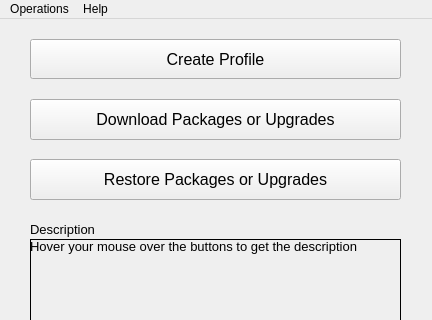
rickysarraf/apt-offline, file apt_offline_gui/AptOfflineQtMain.ui: the form before one commit; both pictures show x 0 to 432 and y 0 to 320 of the 432 by 544 pixel window.
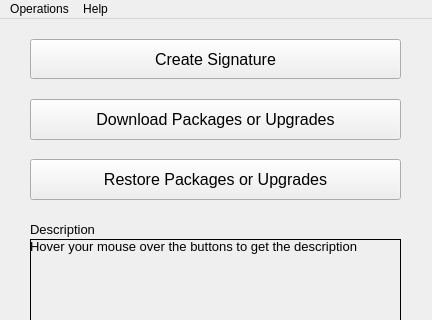
The form after the commit. Icons and pictures are not drawn.

Commit message: Profile changed to Signature

What changed in the file:
```diff
--- a/apt_offline_gui/AptOfflineQtMain.ui
+++ b/apt_offline_gui/AptOfflineQtMain.ui
@@ -35,7 +35,7 @@
      </font>
     </property>
     <property name="text">
-     <string>Create Profile</string>
+     <string>Create Signature</string>
     </property>
     <property name="icon">
      <iconset resource="resources.qrc">
```
Left out of the diff: 2 changed lines with no effect on the pictures.
